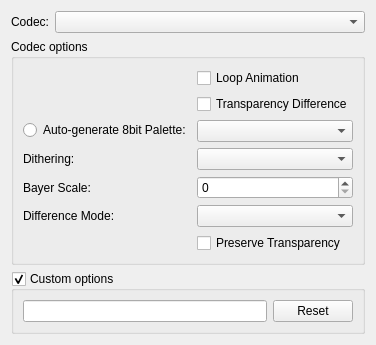
Qt form libs/ui/animation/video_export_options_dialog.ui (KDE/krita) before a commit.
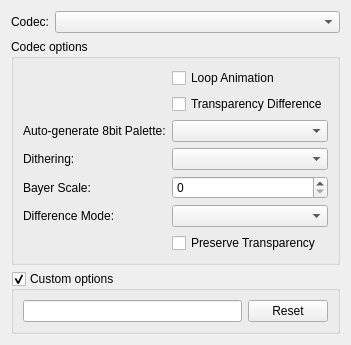
The same form after that commit. The open tabs and pages were chosen to show the change. Custom widgets are drawn as their Qt base class.

Commit message:
KisVideoExportOptionsDialog: fix spurious radio button for GIF palette autogeneration setting
Part-of: <https://invent.kde.org/graphics/krita/-/merge_requests/1772>

Patch:
```diff
--- a/libs/ui/animation/video_export_options_dialog.ui
+++ b/libs/ui/animation/video_export_options_dialog.ui
@@ -295,7 +295,7 @@
            </widget>
           </item>
           <item row="2" column="0">
-           <widget class="QRadioButton" name="gifAutoPalette">
+           <widget class="QLabel" name="label_4">
             <property name="text">
              <string>Auto-generate 8bit Palette:</string>
             </property>
```
The commit also changes 1 other file.
